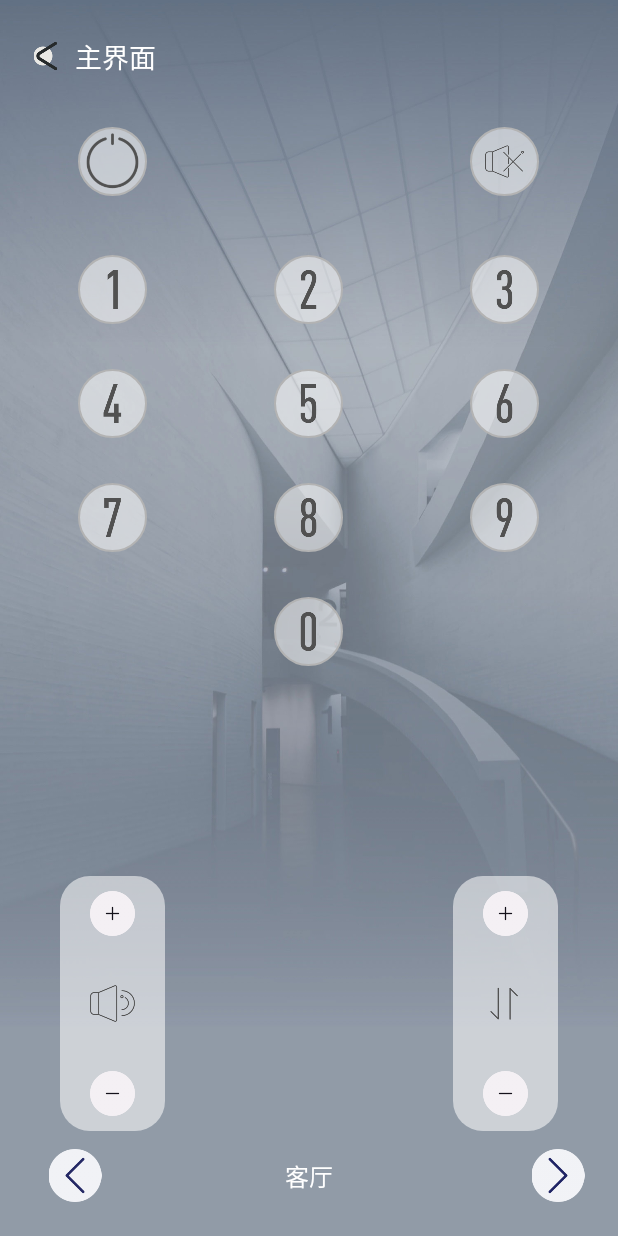
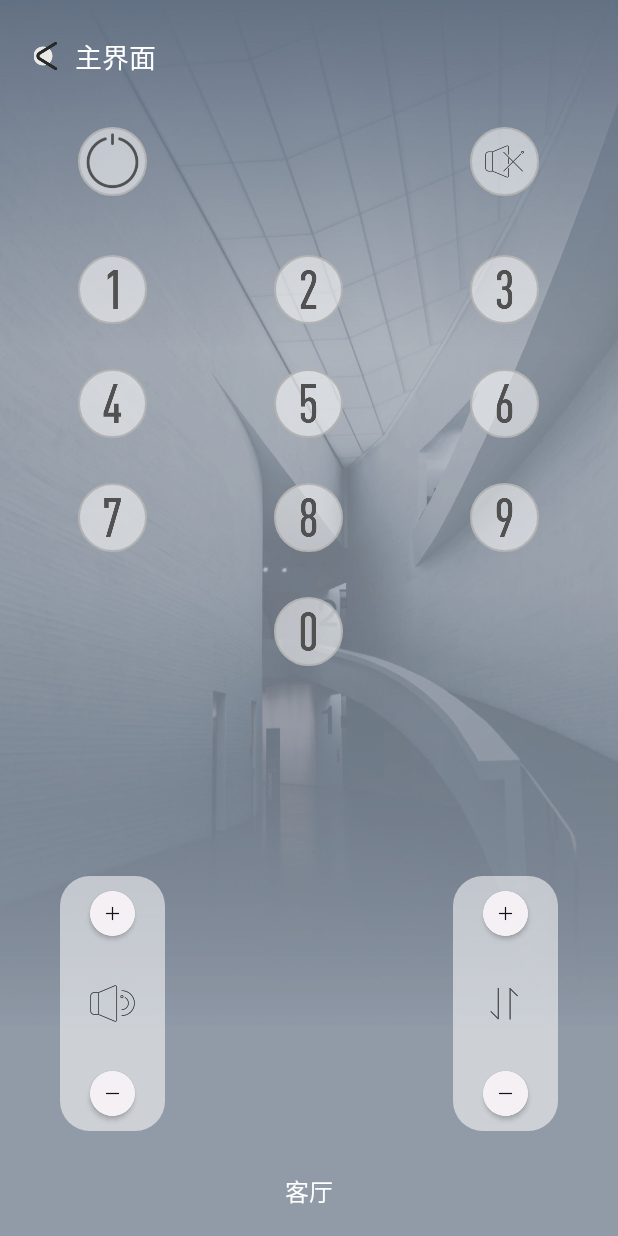
Before and after one commit to ayuanindex/SmartHomeVersion2, an Android app: the ElectricalActivity screen opened directly, with no data from a screen before it, on a phone screen of 412 x 824 dp. Run offline under Robolectric (Android 15) with nearby library versions, the phone set to English and light mode, and no system bars.

```diff
--- a/app/src/main/java/com/realmax/smarthomeversion2/activity/ElectricalActivity.java
+++ b/app/src/main/java/com/realmax/smarthomeversion2/activity/ElectricalActivity.java
@@ -1,10 +1,7 @@
 package com.realmax.smarthomeversion2.activity;
 
-import android.annotation.SuppressLint;
 import android.graphics.Color;
 import android.graphics.drawable.ColorDrawable;
-import android.os.Bundle;
-import android.os.PersistableBundle;
 import android.view.View;
 import android.view.ViewGroup;
 import android.widget.AdapterView;
@@ -15,8 +12,6 @@ import android.widget.GridView;
 import android.widget.ImageView;
 import android.widget.RelativeLayout;
 import android.widget.TextView;
-
-import androidx.annotation.Nullable;
 
 import com.realmax.smarthomeversion2.R;
 import com.realmax.smarthomeversion2.util.L;
@@ -34,15 +29,8 @@ public class ElectricalActivity extends BaseActivity {
     private ImageView iv_soundReduce;
     private ImageView iv_programAdd;
     private ImageView iv_programReduce;
-    private ImageView iv_switchLeft;
-    private ImageView iv_switchRight;
     private TextView tv_currentRoom;
     private int currentPosition = 0;
-
-    @Override
-    public void onCreate(@Nullable Bundle savedInstanceState, @Nullable PersistableBundle persistentState) {
-        super.onCreate(savedInstanceState, persistentState);
-    }
 
     @Override
     protected int getLayout() {
@@ -59,8 +47,6 @@ public class ElectricalActivity extends BaseActivity {
         iv_soundReduce = (ImageView) findViewById(R.id.iv_soundReduce);
         iv_programAdd = (ImageView) findViewById(R.id.iv_programAdd);
         iv_programReduce = (ImageView) findViewById(R.id.iv_programReduce);
-        iv_switchLeft = (ImageView) findViewById(R.id.iv_switchLeft);
-        iv_switchRight = (ImageView) findViewById(R.id.iv_switchRight);
         tv_currentRoom = (TextView) findViewById(R.id.tv_currentRoom);
     }
 
@@ -127,34 +113,14 @@ public class ElectricalActivity extends BaseActivity {
                 // TODO: 2020/4/7 减
             }
         });
-
-        iv_switchLeft.setOnClickListener(new View.OnClickListener() {
-            @Override
-            public void onClick(View v) {
-                switchPage(0);
-            }
-        });
-
-        iv_switchRight.setOnClickListener(new View.OnClickListener() {
-            @Override
-            public void onClick(View v) {
-                switchPage(1);
-            }
-        });
     }
 
     @Override
     protected void initData() {
         numbers = new ArrayList<>();
-        numbers.add("1");
-        numbers.add("2");
-        numbers.add("3");
-        numbers.add("4");
-        numbers.add("5");
-        numbers.add("6");
-        numbers.add("7");
-        numbers.add("8");
-        numbers.add("9");
+        for (int i = 0; i < 9; i++) {
+            numbers.add(String.valueOf(i + 1));
+        }
         numbers.add("");
         numbers.add("0");
         numbers.add("");
@@ -164,47 +130,6 @@ public class ElectricalActivity extends BaseActivity {
         // 去除按钮点击效果
         gv_numbers.setSelector(new ColorDrawable(Color.TRANSPARENT));
     }
-
-    /**
-     * 切换客厅
-     */
-    @SuppressLint("SetTextI18n")
-    private void switchPage(int type) {
-        // 切换客厅
-        switch (type) {
-            case 0:
-                if (currentPosition > 0) {
-                    currentPosition--;
-                    /*int[] lightId = roomBeans.get(currentPosition).getLightId();
-                    for (int i : lightId) {
-                        L.e("" + i);
-                        if (i - 1 < lightBean.getLigth_S().size()) {
-                            currentLightStatus.add(lightBean.getLigth_S().get(i - 1));
-                            currentLightControl.add(lightBean.getLight_C().get(i - 1));
-                        }
-                    }*/
-                }
-                break;
-            case 1:
-                if (currentPosition < roomBeans.size() - 1) {
-                    currentPosition++;
-                    /*int[] lightId = roomBeans.get(currentPosition).getLightId();
-                    for (int i : lightId) {
-                        L.e("" + i);
-                        if (i - 1 < lightBean.getLigth_S().size()) {
-                            currentLightStatus.add(lightBean.getLigth_S().get(i - 1));
-                            currentLightControl.add(lightBean.getLight_C().get(i - 1));
-                        }
-                    }*/
-                }
-                break;
-            default:
-                break;
-        }
-        tv_currentRoom.setText(roomBeans.get(currentPosition).getRoomName());
-        /*customerAdapter.notifyDataSetChanged();*/
-    }
-
 
     class CustomerAdapter extends BaseAdapter {
 
--- a/app/src/main/res/layout/activity_electrical.xml
+++ b/app/src/main/res/layout/activity_electrical.xml
@@ -1,5 +1,6 @@
 <?xml version="1.0" encoding="utf-8"?>
 <LinearLayout xmlns:android="http://schemas.android.com/apk/res/android"
+    xmlns:app="http://schemas.android.com/apk/res-auto"
     xmlns:tools="http://schemas.android.com/tools"
     android:layout_width="match_parent"
     android:layout_height="match_parent"
@@ -11,7 +12,8 @@
         android:id="@+id/rl_back"
         android:layout_width="wrap_content"
         android:layout_height="wrap_content"
-        android:layout_margin="10dp">
+        android:layout_margin="10dp"
+        android:foreground="?attr/actionBarItemBackground">
 
         <ImageView
             android:id="@+id/iv_back"
@@ -52,7 +54,8 @@
                 android:layout_height="46dp"
                 android:background="@drawable/xml_check_select_power_toggle"
                 android:button="@null"
-                android:checked="false" />
+                android:checked="false"
+                android:foreground="?attr/actionBarItemBackground" />
         </LinearLayout>
 
         <LinearLayout
@@ -78,7 +81,8 @@
                 android:layout_height="46dp"
                 android:background="@drawable/xml_check_select_mute"
                 android:button="@null"
-                android:checked="false" />
+                android:checked="false"
+                android:foreground="?attr/actionBarItemBackground" />
         </LinearLayout>
     </LinearLayout>
 
@@ -112,14 +116,24 @@
             android:orientation="vertical">
 
             <!--音量加-->
+            <androidx.cardview.widget.CardView
+                android:layout_width="wrap_content"
+                android:layout_height="wrap_content"
+                android:layout_alignParentTop="true"
+                android:layout_centerHorizontal="true"
+                android:layout_marginTop="10dp"
+                app:cardCornerRadius="100dp">
+
                 <ImageView
                     android:id="@+id/iv_soundAdd"
                     android:layout_width="30dp"
                     android:layout_height="30dp"
                     android:layout_alignParentTop="true"
                     android:layout_centerInParent="true"
-                android:layout_marginTop="10dp"
+                    android:layout_gravity="center"
+                    android:foreground="?attr/actionBarItemBackground"
                     android:src="@drawable/pic_mute_add" />
+            </androidx.cardview.widget.CardView>
 
             <ImageView
                 android:layout_width="30dp"
@@ -128,14 +142,23 @@
                 android:src="@drawable/pic_mute_open" />
 
             <!--音量减-->
+
+            <androidx.cardview.widget.CardView
+                android:layout_width="wrap_content"
+                android:layout_height="wrap_content"
+                android:layout_alignParentBottom="true"
+                android:layout_centerHorizontal="true"
+                android:layout_marginBottom="10dp"
+                app:cardCornerRadius="100dp">
+
                 <ImageView
                     android:id="@+id/iv_soundReduce"
                     android:layout_width="30dp"
                     android:layout_height="30dp"
-                android:layout_alignParentBottom="true"
-                android:layout_centerInParent="true"
-                android:layout_marginBottom="10dp"
+                    android:layout_gravity="center"
+                    android:foreground="?attr/actionBarItemBackground"
                     android:src="@drawable/pic_mute_remove" />
+            </androidx.cardview.widget.CardView>
         </RelativeLayout>
 
         <!--频道-->
@@ -149,14 +172,23 @@
             android:background="@drawable/xml_radio_frame_white">
 
             <!--频道加-->
+            <androidx.cardview.widget.CardView
+                android:layout_width="wrap_content"
+                android:layout_height="wrap_content"
+                android:layout_alignParentTop="true"
+                android:layout_centerInParent="true"
+                android:layout_marginTop="10dp"
+                app:cardCornerRadius="100dp">
+
                 <ImageView
                     android:id="@+id/iv_programAdd"
                     android:layout_width="30dp"
                     android:layout_height="30dp"
-                android:layout_alignParentTop="true"
-                android:layout_centerInParent="true"
-                android:layout_marginTop="10dp"
+                    android:layout_gravity="center"
+                    android:foreground="?attr/actionBarItemBackground"
                     android:src="@drawable/pic_mute_add" />
+            </androidx.cardview.widget.CardView>
+
 
             <ImageView
                 android:layout_width="30dp"
@@ -165,14 +197,21 @@
                 android:src="@drawable/pic_cycle" />
 
             <!--频道减-->
+            <androidx.cardview.widget.CardView
+                android:layout_width="wrap_content"
+                android:layout_height="wrap_content"
+                android:layout_alignParentBottom="true"
+                android:layout_centerInParent="true"
+                android:layout_marginBottom="10dp"
+                app:cardCornerRadius="100dp">
+
                 <ImageView
                     android:id="@+id/iv_programReduce"
                     android:layout_width="30dp"
                     android:layout_height="30dp"
-                android:layout_alignParentBottom="true"
-                android:layout_centerInParent="true"
-                android:layout_marginBottom="10dp"
+                    android:foreground="?attr/actionBarItemBackground"
                     android:src="@drawable/pic_mute_remove" />
+            </androidx.cardview.widget.CardView>
         </RelativeLayout>
     </RelativeLayout>
 
@@ -181,7 +220,7 @@
         android:layout_height="wrap_content"
         android:layout_margin="10dp">
 
-        <ImageView
+        <!--<ImageView
             android:id="@+id/iv_switchLeft"
             android:layout_width="40dp"
             android:layout_height="35dp"
@@ -197,16 +236,17 @@
             android:layout_alignParentEnd="true"
             android:layout_centerInParent="true"
             android:layout_marginStart="10dp"
-            android:src="@drawable/pic_arrow_right" />
+            android:src="@drawable/pic_arrow_right" />-->
+
+    </RelativeLayout>
 
     <TextView
         android:id="@+id/tv_currentRoom"
         android:layout_width="wrap_content"
         android:layout_height="wrap_content"
-            android:layout_centerInParent="true"
+        android:layout_gravity="center"
         android:layout_margin="8dp"
         android:text="客厅"
         android:textColor="#ffffff"
         android:textSize="16sp" />
-    </RelativeLayout>
 </LinearLayout>
--- a/app/src/main/res/layout/item_number.xml
+++ b/app/src/main/res/layout/item_number.xml
@@ -20,9 +20,8 @@
                 android:id="@+id/iv_image"
                 android:layout_width="46dp"
                 android:layout_height="46dp"
+                android:foreground="?attr/actionBarItemBackground"
                 android:padding="10dp" />
         </LinearLayout>
-
     </LinearLayout>
-
 </LinearLayout>
```
Also changed, not shown: app/src/main/assets/StencilPlateJson/ElectricEquipment.json (added, +18 -0 lines), app/src/main/assets/StencilPlateJson/numberOne/ac.json (added, +9 -0 lines), app/src/main/assets/StencilPlateJson/numberOne/light.json (added, +22 -0 lines), app/src/main/assets/StencilPlateJson/numberOne/music.json (added, +8 -0 lines), app/src/main/assets/StencilPlateJson/numberOne/tv.json (added, +8 -0 lines), app/src/main/assets/StencilPlateJson/numberThree/sensor.json (added, +58 -0 lines), app/src/main/assets/StencilPlateJson/numberTwo/curtain.json (added, +14 -0 lines), app/src/main/assets/StencilPlateJson/numberTwo/door.json (added, +34 -0 lines), app/src/main/assets/StencilPlateJson/sensor.json (added, +30 -0 lines), app/src/main/java/com/realmax/smarthomeversion2/bean/TestBean.java (added, +105 -0 lines). Lines whose indentation alone changed are shown as unchanged.
